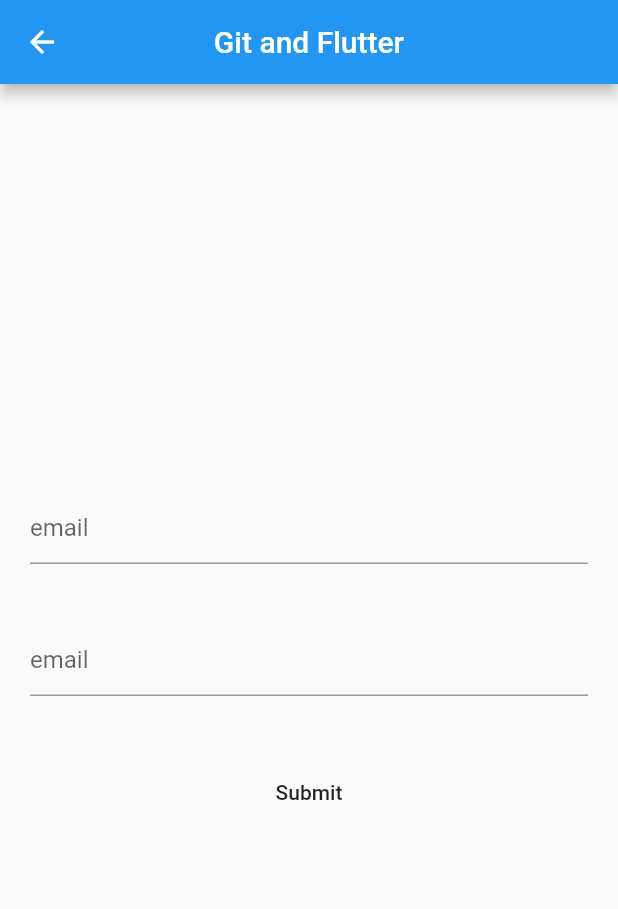
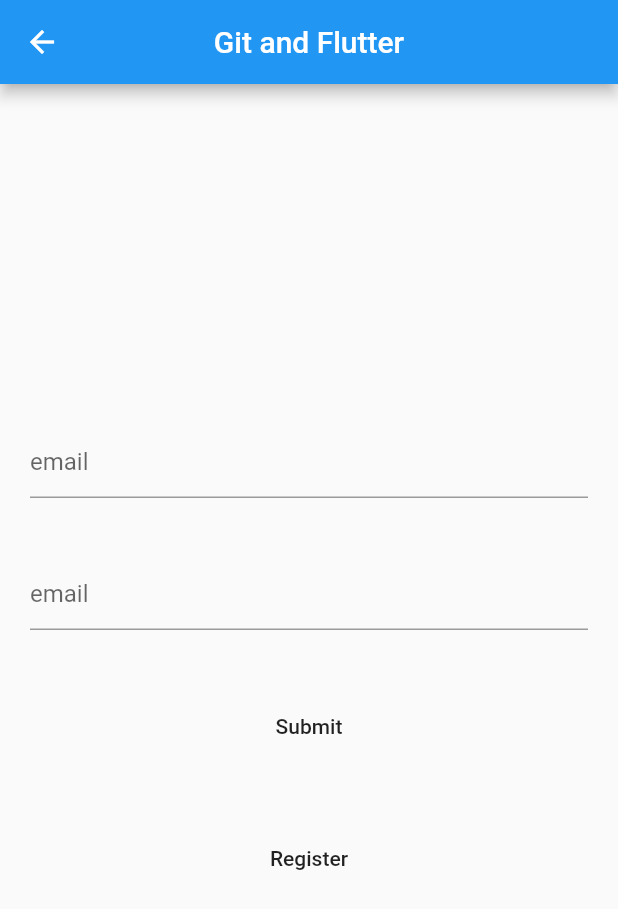
Before and after one commit to gupta29470/GitFlutter, a Flutter app: the Auth screen opened directly, on a phone screen of 412 x 824 dp. Shown: the top 909 px of the screen. Run offline on Flutter 3.47's test engine with Material 2 defaults, Android fonts, the phone set to English and light mode, and no system bars.

Commit message:
added submit button 2 in auth file

```diff
--- a/lib/auth.dart
+++ b/lib/auth.dart
@@ -38,6 +38,13 @@ class Auth extends StatelessWidget{
                         onPressed: () => {},
                       ),
                     ),
+                    Padding(
+                      padding: const EdgeInsets.all(20.0),
+                      child: FlatButton(
+                        child: Text("Register"),
+                        onPressed: () => {},
+                      ),
+                    ),
                   ],
                 ),
               ),
```
